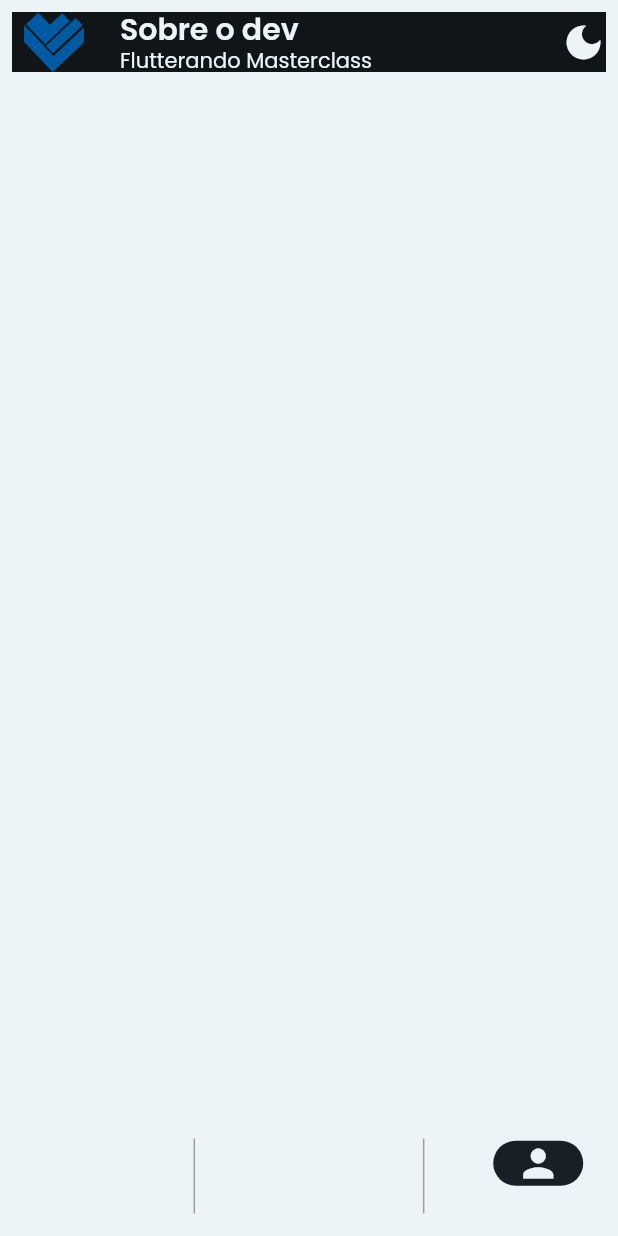
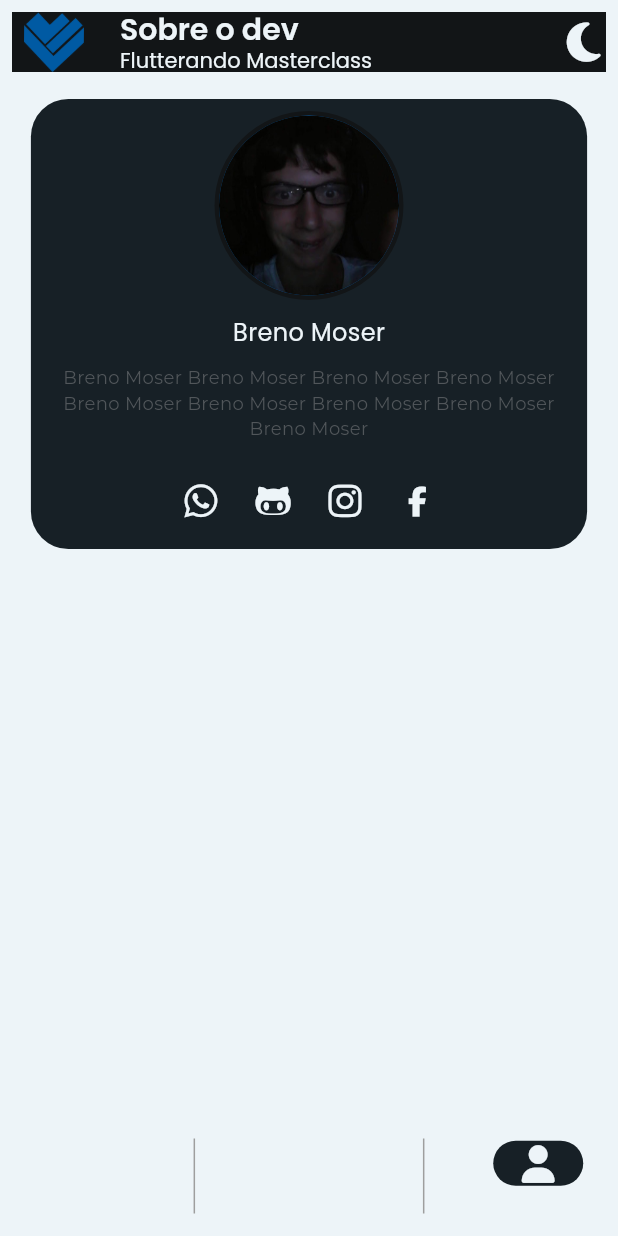
Before and after one commit to zanelladev/masterclass_flutterando_app, a Flutter app: the AboutPage screen opened by its route, on a phone screen of 412 x 824 dp. Run offline on Flutter 3.47's test engine with Material 2 defaults, Android fonts, the phone set to English and light mode, and no system bars; our stand-ins replace flutter_modular, font_awesome_flutter, google_fonts.

Commit message:
feat: about developer card

```diff
--- a/app/lib/src/pages/about/ui/about_page.dart
+++ b/app/lib/src/pages/about/ui/about_page.dart
@@ -6,9 +6,16 @@
 
   @override
   Widget build(BuildContext context) {
+    final deviceInfo = MediaQuery.of(context);
     return Scaffold(
       appBar: const CustomAppBar(title: 'Sobre o dev'),
-      body: Container(),
+      body: SizedBox(
+        width: deviceInfo.size.width,
+        child: Column(
+          crossAxisAlignment: CrossAxisAlignment.center,
+          children: [AboutCard()],
+        ),
+      ),
       bottomNavigationBar: const CustomNavigator(pageIndex: 3),
     );
   }
--- a/app/pubspec.yaml
+++ b/app/pubspec.yaml
@@ -29,4 +29,4 @@
   uses-material-design: true
   assets:
     - assets/masterclass.png
-    - assets/github.png
+    - assets/dev_picture.png
--- /dev/null
+++ b/design_system/lib/src/widgets/about_card/about_card.dart
@@ -0,0 +1,92 @@
+import 'package:flutter/material.dart';
+import '../../../design_system.dart';
+import 'package:font_awesome_flutter/font_awesome_flutter.dart';
+
+class AboutCard extends StatelessWidget {
+  const AboutCard({super.key});
+
+  @override
+  Widget build(BuildContext context) {
+    final theme = Theme.of(context);
+    final textStyles = theme.extension<AppTextStylesExtension>()!;
+    final deviceInfo = MediaQuery.of(context);
+    return Padding(
+      padding: const EdgeInsets.all(10),
+      child: Container(
+        width: deviceInfo.size.width * 0.9,
+        height: 300,
+        decoration: BoxDecoration(
+          color: theme.colorScheme.surfaceVariant,
+          borderRadius: BorderRadius.circular(25),
+        ),
+        child: Padding(
+          padding: const EdgeInsets.all(8.0),
+          child: Column(
+            children: [
+              CircleAvatar(
+                backgroundColor: theme.colorScheme.background,
+                minRadius: 23,
+                maxRadius: 63,
+                child: const CircleAvatar(
+                  backgroundImage: AssetImage('assets/dev_picture.png'),
+                  minRadius: 20,
+                  maxRadius: 60,
+                ),
+              ),
+              const SizedBox(height: 10),
+              Text(
+                'Breno Moser',
+                style: textStyles.headline3.copyWith(fontSize: 16),
+              ),
+              const SizedBox(height: 10),
+              Text(
+                'Breno Moser Breno Moser Breno Moser Breno Moser Breno Moser Breno Moser Breno Moser Breno Moser Breno Moser',
+                style: textStyles.description,
+                textAlign: TextAlign.center,
+              ),
+              const Spacer(),
+              Row(
+                mainAxisAlignment: MainAxisAlignment.center,
+                crossAxisAlignment: CrossAxisAlignment.center,
+                children: [
+                  IconButton(
+                    onPressed: () {},
+                    icon: Icon(
+                      FontAwesomeIcons.whatsapp,
+                      color: theme.colorScheme.onSecondary,
+                      size: 25,
+                    ),
+                  ),
+                  IconButton(
+                    onPressed: () {},
+                    icon: Icon(
+                      FontAwesomeIcons.githubAlt,
+                      color: theme.colorScheme.onSecondary,
+                      size: 25,
+                    ),
+                  ),
+                  IconButton(
+                    onPressed: () {},
+                    icon: Icon(
+                      FontAwesomeIcons.instagram,
+                      color: theme.colorScheme.onSecondary,
+                      size: 25,
+                    ),
+                  ),
+                  IconButton(
+                    onPressed: () {},
+                    icon: Icon(
+                      FontAwesomeIcons.facebookF,
+                      color: theme.colorScheme.onSecondary,
+                      size: 20,
+                    ),
+                  ),
+                ],
+              )
+            ],
+          ),
+        ),
+      ),
+    );
+  }
+}
--- a/design_system/lib/src/widgets/app_bar/app_bar.dart
+++ b/design_system/lib/src/widgets/app_bar/app_bar.dart
@@ -1,4 +1,5 @@
 import 'package:flutter/material.dart';
+import 'package:font_awesome_flutter/font_awesome_flutter.dart';
 import '../../../design_system.dart';
 
 class CustomAppBar extends StatelessWidget implements PreferredSizeWidget {
@@ -48,7 +49,7 @@
           InkWell(
             onTap: () {},
             child: Icon(
-              Icons.dark_mode,
+              FontAwesomeIcons.solidMoon,
               color: theme.colorScheme.onSecondary,
               size: 30,
             ),
--- a/design_system/lib/src/widgets/navigation_bar/navigation_bar.dart
+++ b/design_system/lib/src/widgets/navigation_bar/navigation_bar.dart
@@ -1,5 +1,6 @@
 import 'package:flutter/material.dart';
 import 'package:flutter_modular/flutter_modular.dart';
+import 'package:font_awesome_flutter/font_awesome_flutter.dart';
 import '../../../design_system.dart';
 
 class CustomNavigator extends StatefulWidget {
@@ -56,9 +57,9 @@
                         borderRadius: BorderRadius.circular(40),
                       ),
                       child: Icon(
-                        Icons.track_changes,
+                        FontAwesomeIcons.bullseye,
                         color: theme.colorScheme.onBackground,
-                        size: 30,
+                        size: 25,
                       ),
                     ),
                   ),
@@ -97,10 +98,10 @@
                             : const Color.fromARGB(0, 255, 255, 255),
                         borderRadius: BorderRadius.circular(40),
                       ),
-                      child: Image.asset(
-                        'assets/github.png',
-                        color: theme.colorScheme.onBackground,
-                        width: 30,
+                      child: Icon(
+                        FontAwesomeIcons.github,
+                        color: theme.colorScheme.onSecondary,
+                        size: 25,
                       ),
                     ),
                   ),
@@ -139,9 +140,9 @@
                       borderRadius: BorderRadius.circular(40),
                     ),
                     child: Icon(
-                      Icons.person,
+                      FontAwesomeIcons.solidUser,
                       color: theme.colorScheme.onBackground,
-                      size: 30,
+                      size: 25,
                     ),
                   ),
                 ),
--- a/design_system/lib/src/widgets/widgets.dart
+++ b/design_system/lib/src/widgets/widgets.dart
@@ -1,3 +1,4 @@
 export 'app_bar/app_bar.dart';
 export 'activities_card/activities_card.dart';
 export 'navigation_bar/navigation_bar.dart';
+export 'about_card/about_card.dart';
--- a/design_system/pubspec.yaml
+++ b/design_system/pubspec.yaml
@@ -12,6 +12,9 @@
   flutter:
     sdk: flutter
 
+
+  font_awesome_flutter: ^10.5.0
+
   flutter_modular: ^5.0.3
 
   google_fonts: ^5.1.0
@@ -25,4 +28,4 @@
 flutter:
   assets:
     - assets/masterclass.png
-    - assets/github.png
+    - assets/dev_picture.png
```
Also changed, not shown: app/assets/dev_picture.png (added), app/assets/github.png (deleted), app/pubspec.lock, design_system/assets/dev_picture.png (added), design_system/assets/github.png (deleted), 1 other file.
